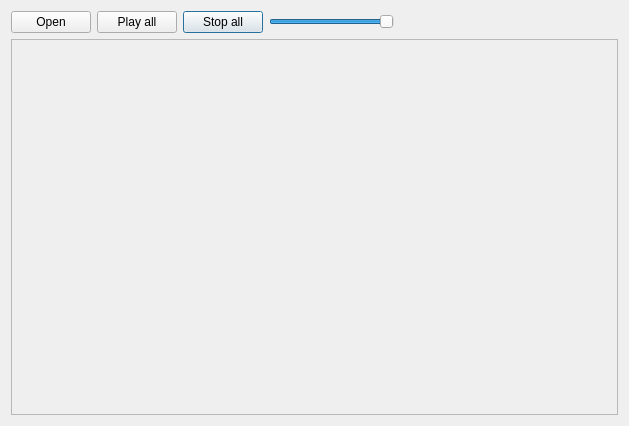
WohlSoft/SDL-Mixer-X, file examples/MusPlay-Qt/MainWindow/multi_music_test.ui: the form before one commit.
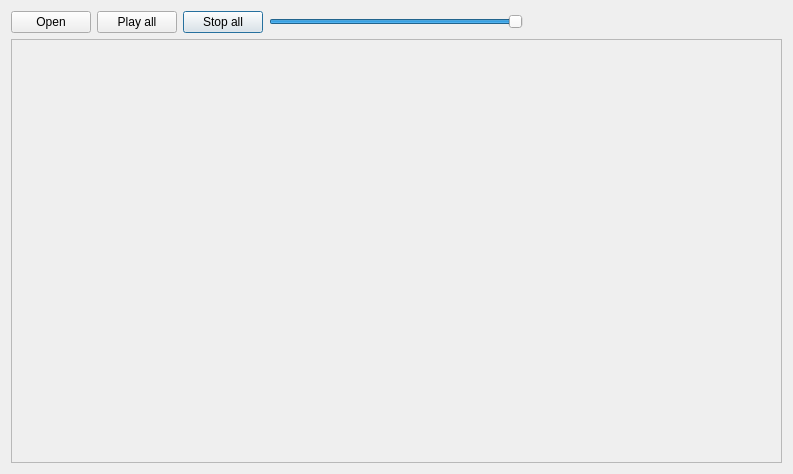
The form after the commit.

Diff of the .ui file:
```diff
--- a/examples/MusPlay-Qt/MainWindow/multi_music_test.ui
+++ b/examples/MusPlay-Qt/MainWindow/multi_music_test.ui
@@ -6,13 +6,13 @@
    <rect>
     <x>0</x>
     <y>0</y>
-    <width>629</width>
-    <height>426</height>
+    <width>793</width>
+    <height>474</height>
    </rect>
   </property>
   <property name="minimumSize">
    <size>
-    <width>629</width>
+    <width>793</width>
     <height>319</height>
    </size>
   </property>
@@ -67,8 +67,8 @@
        <rect>
         <x>0</x>
         <y>0</y>
-        <width>609</width>
-        <height>377</height>
+        <width>773</width>
+        <height>425</height>
        </rect>
       </property>
       <layout class="QVBoxLayout" name="verticalLayout">
```
